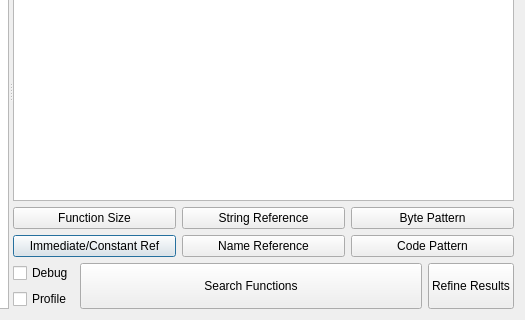
FelixBer/FindFunc, file findfunc/findfuncdialog.ui: the form before one commit; both pictures show x 390 to 915 and y 139 to 459 of the 915 by 459 pixel window.
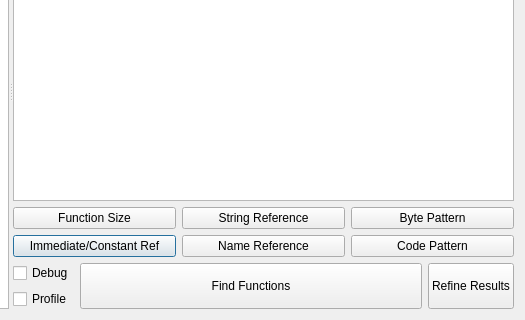
The form after the commit.

Commit message: rename "Search Functions" -> "Find Functions". Branding!

Diff of the .ui file:
```diff
--- a/findfunc/findfuncdialog.ui
+++ b/findfunc/findfuncdialog.ui
@@ -139,7 +139,7 @@
             </sizepolicy>
            </property>
            <property name="text">
-            <string>Search Functions</string>
+            <string>Find Functions</string>
            </property>
           </widget>
          </item>
```
The commit also changes 1 other file.
